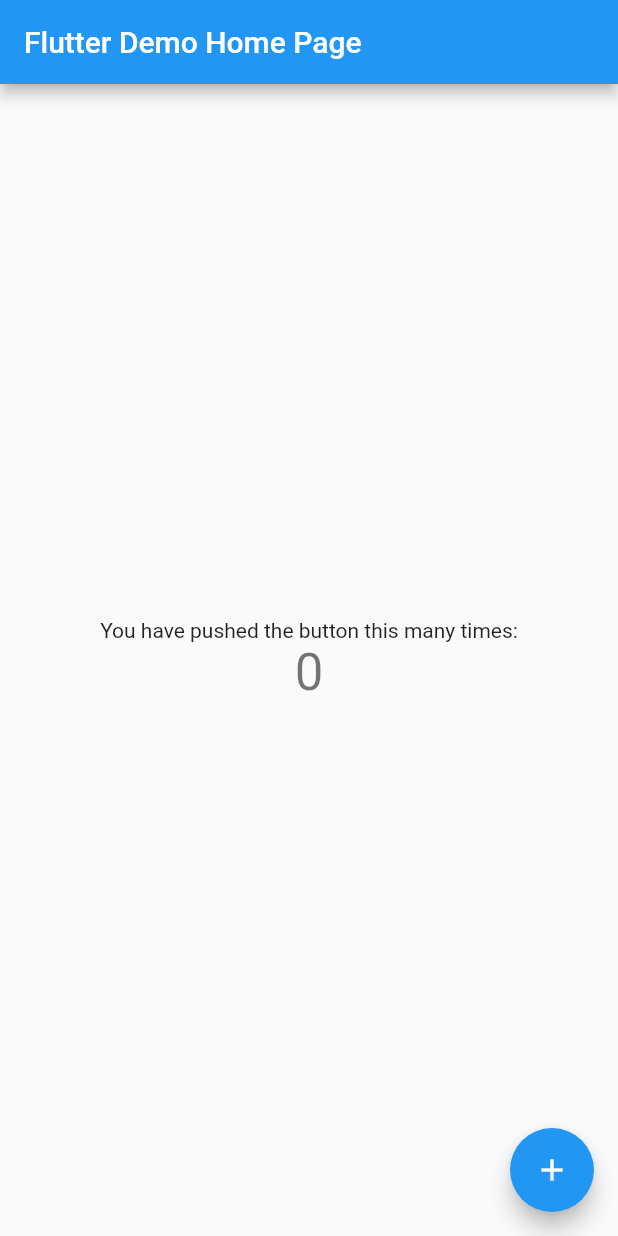
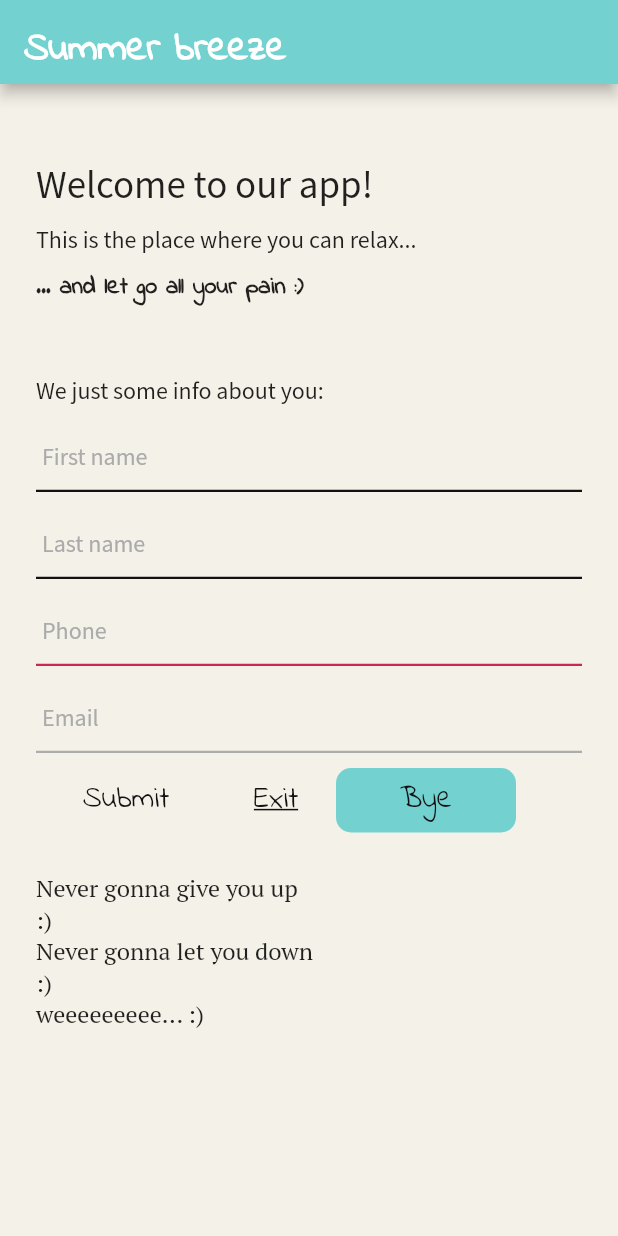
Before and after one commit to Saad29/styleguide, a Flutter app: the screen it shows after launch, on a phone screen of 412 x 824 dp. Run offline on Flutter 3.47's test engine with Material 2 defaults, Android fonts, the phone set to English and light mode, and no system bars.

Commit message:
fun times :)

```diff
--- a/lib/main.dart
+++ b/lib/main.dart
@@ -1,117 +1,87 @@
 import 'package:flutter/material.dart';
+import 'package:styleguide/ui/colors.dart';
+import 'package:styleguide/ui/custom_widgets.dart';
+import 'package:styleguide/ui/dimens.dart';
+import 'package:styleguide/ui/fonts.dart';
 
 void main() {
   runApp(MyApp());
 }
 
 class MyApp extends StatelessWidget {
-  // This widget is the root of your application.
   @override
   Widget build(BuildContext context) {
     return MaterialApp(
-      title: 'Flutter Demo',
+      title: 'Custom widgets',
+      debugShowCheckedModeBanner: false,
       theme: ThemeData(
-        // This is the theme of your application.
-        //
-        // Try running your application with "flutter run". You'll see the
-        // application has a blue toolbar. Then, without quitting the app, try
-        // changing the primarySwatch below to Colors.green and then invoke
-        // "hot reload" (press "r" in the console where you ran "flutter run",
-        // or simply save your changes to "hot reload" in a Flutter IDE).
-        // Notice that the counter didn't reset back to zero; the application
-        // is not restarted.
-        primarySwatch: Colors.blue,
-        // This makes the visual density adapt to the platform that you run
-        // the app on. For desktop platforms, the controls will be smaller and
-        // closer together (more dense) than on mobile platforms.
+        primarySwatch: Colors.blueGrey,
         visualDensity: VisualDensity.adaptivePlatformDensity,
       ),
-      home: MyHomePage(title: 'Flutter Demo Home Page'),
+      home: StyleGuideScreen(),
     );
   }
 }
 
-class MyHomePage extends StatefulWidget {
-  MyHomePage({Key key, this.title}) : super(key: key);
-
-  // This widget is the home page of your application. It is stateful, meaning
-  // that it has a State object (defined below) that contains fields that affect
-  // how it looks.
-
-  // This class is the configuration for the state. It holds the values (in this
-  // case the title) provided by the parent (in this case the App widget) and
-  // used by the build method of the State. Fields in a Widget subclass are
-  // always marked "final".
-
-  final String title;
-
+class StyleGuideScreen extends StatefulWidget {
   @override
-  _MyHomePageState createState() => _MyHomePageState();
+  _StyleGuideScreenState createState() => _StyleGuideScreenState();
 }
 
-class _MyHomePageState extends State<MyHomePage> {
-  int _counter = 0;
-
-  void _incrementCounter() {
-    setState(() {
-      // This call to setState tells the Flutter framework that something has
-      // changed in this State, which causes it to rerun the build method below
-      // so that the display can reflect the updated values. If we changed
-      // _counter without calling setState(), then the build method would not be
-      // called again, and so nothing would appear to happen.
-      _counter++;
-    });
-  }
+class _StyleGuideScreenState extends State<StyleGuideScreen> {
+  TextEditingController firstNameController = TextEditingController();
+  TextEditingController lastNameController = TextEditingController();
+  TextEditingController emailController = TextEditingController();
+  TextEditingController phoneController = TextEditingController();
 
   @override
   Widget build(BuildContext context) {
-    // This method is rerun every time setState is called, for instance as done
-    // by the _incrementCounter method above.
-    //
-    // The Flutter framework has been optimized to make rerunning build methods
-    // fast, so that you can just rebuild anything that needs updating rather
-    // than having to individually change instances of widgets.
     return Scaffold(
+      backgroundColor: surface,
       appBar: AppBar(
-        // Here we take the value from the MyHomePage object that was created by
-        // the App.build method, and use it to set our appbar title.
-        title: Text(widget.title),
+        title: buildText('Summer breeze',
+            size: hugeText, fontFamily: indie, weight: FontWeight.w600),
+        backgroundColor: accent,
       ),
-      body: Center(
-        // Center is a layout widget. It takes a single child and positions it
-        // in the middle of the parent.
+      body: Container(
+        padding: EdgeInsets.all(screenPadding),
         child: Column(
-          // Column is also a layout widget. It takes a list of children and
-          // arranges them vertically. By default, it sizes itself to fit its
-          // children horizontally, and tries to be as tall as its parent.
-          //
-          // Invoke "debug painting" (press "p" in the console, choose the
-          // "Toggle Debug Paint" action from the Flutter Inspector in Android
-          // Studio, or the "Toggle Debug Paint" command in Visual Studio Code)
-          // to see the wireframe for each widget.
-          //
-          // Column has various properties to control how it sizes itself and
-          // how it positions its children. Here we use mainAxisAlignment to
-          // center the children vertically; the main axis here is the vertical
-          // axis because Columns are vertical (the cross axis would be
-          // horizontal).
-          mainAxisAlignment: MainAxisAlignment.center,
-          children: <Widget>[
-            Text(
-              'You have pushed the button this many times:',
+          crossAxisAlignment: CrossAxisAlignment.start,
+          children: [
+            SizedBox(height: mediumMargin),
+            MyOwnCustomTextWidget('Welcome to our app!', size: hugeText),
+            buildText('This is the place where you can relax...'),
+            buildText('... and let go all your pain :)',
+                fontFamily: indie, weight: FontWeight.w600),
+            buildText('We just some info about you:', margin: bigMargin),
+            buildInputField(firstNameController, hintText: 'First name'),
+            buildInputField(lastNameController, hintText: 'Last name'),
+            buildInputField(phoneController,
+                hintText: 'Phone', isInErrorState: true),
+            buildInputField(emailController,
+                hintText: 'Email', isEnabled: false),
+            Row(
+              children: [
+                buildButton(
+                    text: 'Submit', onTap: () {}, splashColor: Colors.yellow),
+                buildButton(
+                    text: 'Exit', width: 80, onTap: () {}, isUnderlined: true),
+                buildButton(
+                  text: 'Bye',
+                  backgroundColor: accent,
+                  splashColor: Colors.deepOrange,
+                  onTap: () {},
+                ),
+              ],
             ),
-            Text(
-              '$_counter',
-              style: Theme.of(context).textTheme.headline4,
+            SizedBox(height: mediumMargin),
+            MyOwnCustomTextWidget(
+              'Never gonna give you up \n:)\nNever gonna let you down\n:)\nweeeeeeeee... :)',
+              fontFamily: serif,
             ),
           ],
         ),
       ),
-      floatingActionButton: FloatingActionButton(
-        onPressed: _incrementCounter,
-        tooltip: 'Increment',
-        child: Icon(Icons.add),
-      ), // This trailing comma makes auto-formatting nicer for build methods.
     );
   }
 }
--- /dev/null
+++ b/lib/ui/colors.dart
@@ -0,0 +1,19 @@
+import 'package:flutter/material.dart';
+
+//app
+const Color primary = Color(0xFF333b42);
+const Color primaryDarker = Color(0xFF292c30);
+const Color primaryLighter = Color(0xFF485059);
+
+const Color accent = Color(0xFF73d1d0);
+const Color error = Color(0xFFcc2753);
+const Color surface = Color(0xFFf4f1e8);
+const Color disabled = Color(0xFFadacac);
+const Color splash = Color(0xFFb0e8e7);
+
+//text
+const Color primaryText = Color(0xFF111111);
+const Color secondaryText = Color(0xFF666666);
+const Color tertiaryText = Color(0xFF999999);
+
+const Color hint = Color(0xFFababab);
--- /dev/null
+++ b/lib/ui/custom_widgets.dart
@@ -0,0 +1,162 @@
+import 'package:flutter/cupertino.dart';
+import 'package:flutter/material.dart';
+import 'package:styleguide/ui/colors.dart';
+import 'package:styleguide/ui/dimens.dart';
+import 'package:styleguide/ui/fonts.dart';
+
+/// N O T E
+/// You can use this code like widgets, or as functions(both options shown below)
+/// Whatever way you like more :)
+
+class MyOwnCustomTextWidget extends StatelessWidget {
+  const MyOwnCustomTextWidget(this.text,
+      {this.size = mediumText,
+      this.weight = FontWeight.w400,
+      this.fontFamily = sans,
+      this.margin = smallMargin,
+      Key key})
+      : super(key: key);
+
+  final String text;
+  final double size;
+  final FontWeight weight;
+  final String fontFamily;
+  final double margin;
+
+  @override
+  Widget build(BuildContext context) {
+    return Container(
+      margin: EdgeInsets.only(top: margin),
+      child: Text(text,
+          style: TextStyle(
+              fontFamily: fontFamily, fontWeight: weight, fontSize: size)),
+    );
+  }
+}
+
+/// MyOwnCustomTextWidget and buildText do exactly the same thing.
+/// Chose whatever way you want
+
+Widget buildText(String text,
+    {double size = mediumText,
+    FontWeight weight = FontWeight.w400,
+    String fontFamily = sans,
+    double margin = smallMargin}) {
+  return Container(
+    margin: EdgeInsets.only(top: margin),
+    child: Text(text,
+        style: TextStyle(
+            fontFamily: fontFamily, fontWeight: weight, fontSize: size)),
+  );
+}
+
+Widget buildInputField(TextEditingController controller,
+    {String hintText,
+    TextAlign textAlign = TextAlign.left,
+    Color textColor = primaryText,
+    Color backgroundColor = surface,
+    bool isInErrorState = false,
+    bool isEnabled = true,
+    String fontFamily = sans,
+    double textSize = mediumText,
+    double topMargin = smallMargin}) {
+  return Container(
+    margin: EdgeInsets.only(top: smallMargin),
+    child: TextField(
+      textAlign: textAlign,
+      cursorColor: textColor,
+      controller: controller,
+      enabled: isEnabled,
+      decoration: InputDecoration(
+          filled: true,
+          contentPadding:
+              EdgeInsets.symmetric(horizontal: textFieldSidesMargin),
+          fillColor: backgroundColor,
+          counterText: '',
+          enabledBorder: UnderlineInputBorder(
+              borderSide: BorderSide(
+                  color: isInErrorState ? error : primaryText,
+                  width: textFieldUnderlineThickness)),
+          focusedBorder: UnderlineInputBorder(
+              borderSide: BorderSide(
+                  color: isInErrorState ? error : accent,
+                  width: textFieldUnderlineThickness)),
+          disabledBorder: UnderlineInputBorder(
+              borderSide: BorderSide(
+                  color: isInErrorState ? error : disabled,
+                  width: textFieldUnderlineThickness)),
+          hintText: hintText,
+          hintStyle: TextStyle(
+              color: hint, fontFamily: fontFamily, fontSize: textSize)),
+      style: TextStyle(
+          fontSize: textSize, color: textColor, fontFamily: fontFamily),
+    ),
+  );
+}
+
+Widget buildButton(
+    {@required String text,
+    @required Function onTap,
+    bool isUnderlined = false,
+    double width = buttonSize,
+    Color textColor = primaryText,
+    double textSize = biggerText,
+    FontWeight fontWeight = FontWeight.w400,
+    IconData iconData,
+    Color borderColor = Colors.transparent,
+    String fontFamily = indie,
+    Color backgroundColor = surface,
+    double topMargin = buttonVerticalMargin,
+    Color splashColor = accent}) {
+  return Container(
+    width: width,
+    margin: EdgeInsets.only(top: topMargin),
+    decoration: BoxDecoration(
+        color: backgroundColor,
+        borderRadius: BorderRadius.all(
+          Radius.circular(defaultCorner),
+        ),
+        border: Border.all(color: borderColor)),
+    child: Material(
+      color: Colors.transparent,
+      child: InkWell(
+        borderRadius: BorderRadius.circular(defaultCorner),
+        onTap: () {
+          onTap();
+        },
+        splashColor: splashColor,
+        child: Container(
+          padding: EdgeInsets.symmetric(
+              horizontal: buttonHorizontalPadding,
+              vertical: buttonVerticalPadding),
+          child: Row(
+            mainAxisAlignment: MainAxisAlignment.center,
+            children: [
+              if (iconData != null)
+                Container(
+                  child: Icon(
+                    iconData,
+                    color: primaryText,
+                    size: smallIcon,
+                  ),
+                  margin: EdgeInsets.only(
+                    right: buttonHorizontalPadding,
+                  ),
+                ),
+              Text(
+                text,
+                style: TextStyle(
+                  fontSize: textSize,
+                  fontWeight: fontWeight,
+                  fontFamily: fontFamily,
+                  color: textColor,
+                  decoration: isUnderlined ? TextDecoration.underline : null,
+                ),
+              )
+            ],
+          ),
+        ),
+      ),
+    ),
+  );
+}
--- /dev/null
+++ b/lib/ui/dimens.dart
@@ -0,0 +1,29 @@
+//text
+const double smallText = 12;
+const double mediumText = 16;
+const double biggerText = 20;
+const double hugeText = 26;
+
+const double textFieldUnderlineThickness = 1.5;
+const double textFieldSidesMargin = 4;
+
+//screen
+const double screenPadding = 24;
+
+//margins
+const double smallMargin = 10;
+const double mediumMargin = 16;
+const double bigMargin = 48;
+
+//icons
+const double smallIcon = 20;
+const double largeIcon = 40;
+
+//corners
+const double defaultCorner = 10;
+
+//buttons
+const double buttonSize = 120;
+const double buttonHorizontalPadding = 12;
+const double buttonVerticalPadding = 6;
+const double buttonVerticalMargin = 10;
--- /dev/null
+++ b/lib/ui/fonts.dart
@@ -0,0 +1,3 @@
+const String serif = 'PTSerif';
+const String sans = 'SourceSansPro';
+const String indie = 'Indie';
```
Also changed, not shown: pubspec.yaml (+19 -53 lines), fonts/IndieFlower-Regular.ttf (added), fonts/PTSerif-Bold.ttf (added), fonts/PTSerif-Regular.ttf (added), fonts/SourceSansPro-Bold.ttf (added), fonts/SourceSansPro-Light.ttf (added), fonts/SourceSansPro-Regular.ttf (added), 2 other files.
